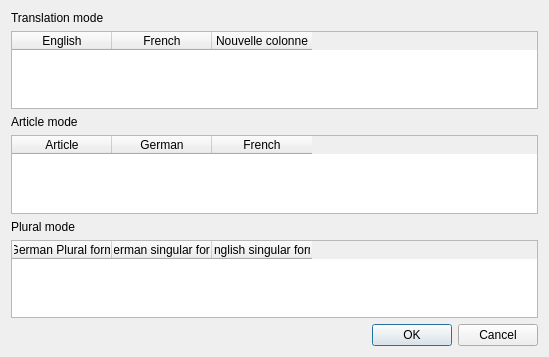
Qt form guessedword.ui (dalmagathe/Vokabellernen) before a commit.
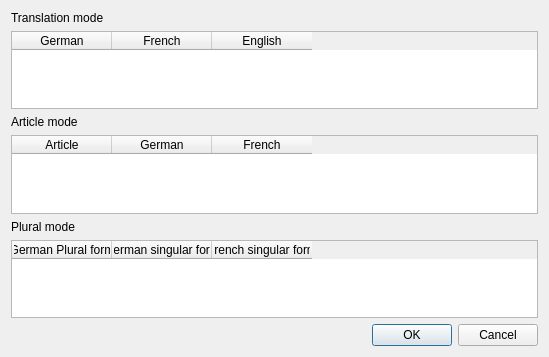
The same form after that commit.

The edit to the form file:
```diff
--- a/guessedword.ui
+++ b/guessedword.ui
@@ -23,21 +23,21 @@
    </item>
    <item>
     <widget class="QTableWidget" name="tableWidget">
+     <column>
+      <property name="text">
+       <string>German</string>
+      </property>
+     </column>
+     <column>
+      <property name="text">
+       <string>French</string>
+      </property>
+     </column>
      <column>
       <property name="text">
        <string>English</string>
       </property>
      </column>
-     <column>
-      <property name="text">
-       <string>French</string>
-      </property>
-     </column>
-     <column>
-      <property name="text">
-       <string>Nouvelle colonne</string>
-      </property>
-     </column>
     </widget>
    </item>
    <item>
@@ -87,7 +87,7 @@
      </column>
      <column>
       <property name="text">
-       <string>English singular form</string>
+       <string>French singular form</string>
       </property>
      </column>
     </widget>
```
